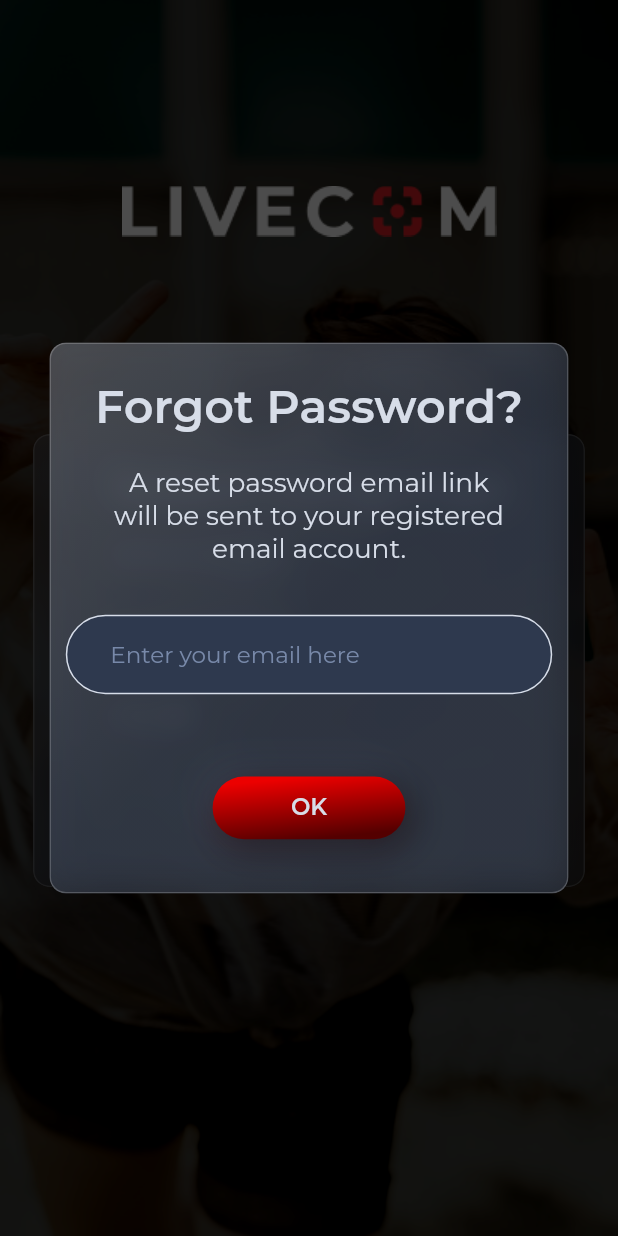
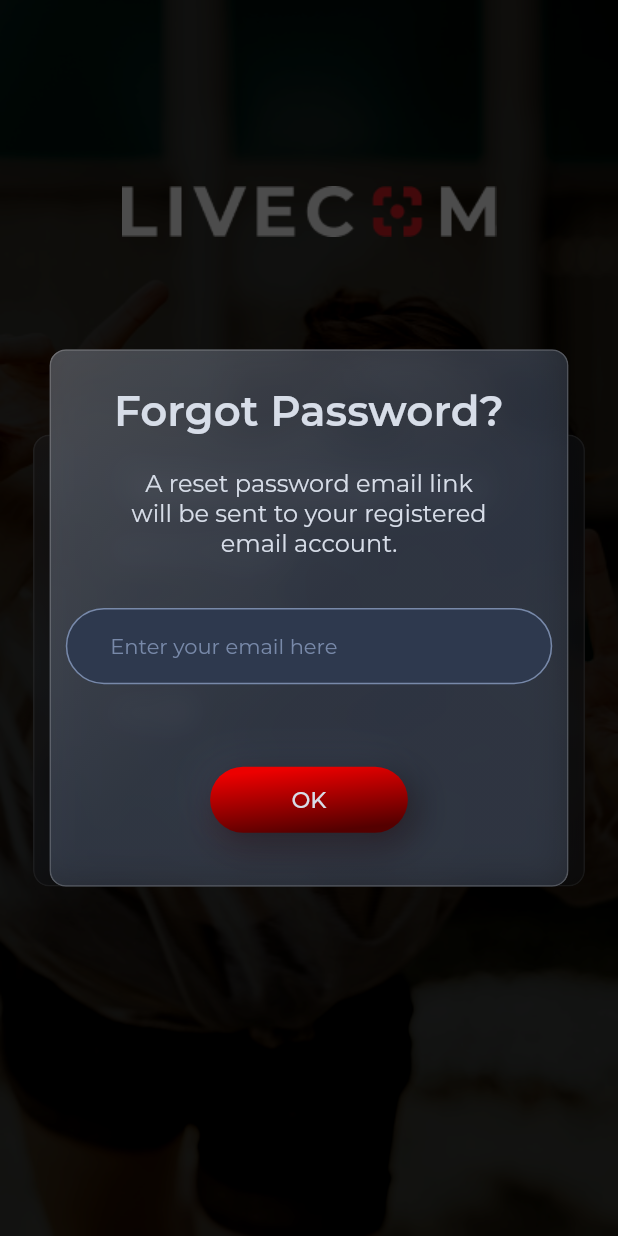
Before and after one commit to cuongtruonglevan/flutter_sample, a Flutter app: the ForgotPasswordScreen screen opened by its route, on a phone screen of 412 x 824 dp. Run offline on Flutter 3.47's test engine with Material 2 defaults, Android fonts, the light colour scheme and no system bars; our stand-ins replace equatable, flutter_bloc, flutter_platform_widgets, flutter_screenutil, flutter_svg, get and 3 more; missing offline and left inert: country_provider, http_interceptor; accounts and stored records are empty.

Commit message:
Increase font size by 1 and button size by 2 for Red buttons exclude Reload

```diff
--- a/lib/my_app.dart
+++ b/lib/my_app.dart
@@ -38,7 +38,7 @@ class MyApp extends StatelessWidget {
             },
             child: AnimatedSwitcher(
               child: ScreenUtilInit(
-                  designSize: Size(375.0, 667.0), builder: () => _child),
+                  designSize: Size(375.0, 812.0), builder: () => _child),
               switchInCurve: Curves.easeInCirc,
               switchOutCurve: Curves.easeOutCirc,
               duration: Duration(milliseconds: 250),
--- a/lib/screens/forgot_password/forgot_password_screen.dart
+++ b/lib/screens/forgot_password/forgot_password_screen.dart
@@ -45,7 +45,8 @@ class ForgotPasswordScreen extends StatelessWidget {
           alignment: Alignment.topCenter,
           children: [
             Container(
-              padding: EdgeInsets.symmetric(horizontal: 30.w).copyWith(top: 42.w),
+              padding:
+                  EdgeInsets.symmetric(horizontal: 30.w).copyWith(top: 42.w),
               child: ClipRRect(
                 borderRadius: BorderRadius.circular(10.w),
                 child: BackdropFilter(
@@ -70,7 +71,7 @@ class ForgotPasswordScreen extends StatelessWidget {
                       Text(
                         'RESET PASSWORD',
                         style: GoogleFonts.bebasNeue(
-                          fontSize: 44.sp,
+                          fontSize: 44.0,
                           fontWeight: FontWeight.w400,
                           height: 1.0,
                           color: AppColors.whiteTextColor,
@@ -81,7 +82,7 @@ class ForgotPasswordScreen extends StatelessWidget {
                         'The Reset Password link has\nbeen sent to your registerd\n email.',
                         textAlign: TextAlign.center,
                         style: GoogleFonts.montserrat(
-                          fontSize: 16.sp,
+                          fontSize: 16.0,
                           fontWeight: FontWeight.w400,
                           height: 20 / 16,
                           color: AppColors.whiteTextColor,
@@ -96,8 +97,8 @@ class ForgotPasswordScreen extends StatelessWidget {
                         child: Text(
                           'OK',
                           style: GoogleFonts.montserrat(
-                            fontSize: 14.sp,
-                            fontWeight: FontWeight.w600,
+                            fontSize: 15.0,
+                            fontWeight: FontWeight.w500,
                             height: 19.6 / 14,
                             color: AppColors.whiteTextColor,
                           ),
@@ -136,11 +137,13 @@ class ForgotPasswordScreen extends StatelessWidget {
                   child: BackdropFilter(
                     filter: ImageFilter.blur(sigmaX: 10.0, sigmaY: 10.0),
                     child: Container(
+                      padding: EdgeInsets.only(top: 14.w, right: 7.w),
                       width: 127.w,
                       height: 127.w,
                       decoration: BoxDecoration(
                         shape: BoxShape.circle,
-                        border: Border.all(color: Colors.white.withOpacity(0.2)),
+                        border:
+                            Border.all(color: Colors.white.withOpacity(0.2)),
                         gradient: AppColors.lightGreyGradient,
                       ),
                       child: Center(
@@ -190,7 +193,7 @@ class ForgotPasswordScreen extends StatelessWidget {
               Text(
                 'Forgot Password?',
                 style: GoogleFonts.montserrat(
-                  fontSize: 28.sp,
+                  fontSize: 28.0,
                   fontWeight: FontWeight.w600,
                   height: 1.0,
                   color: AppColors.whiteTextColor,
@@ -201,7 +204,7 @@ class ForgotPasswordScreen extends StatelessWidget {
                 'A reset password email link\nwill be sent to your registered\nemail account.',
                 textAlign: TextAlign.center,
                 style: GoogleFonts.montserrat(
-                  fontSize: 16.sp,
+                  fontSize: 16.0,
                   fontWeight: FontWeight.w400,
                   height: 20 / 16,
                   color: AppColors.whiteTextColor,
@@ -219,7 +222,7 @@ class ForgotPasswordScreen extends StatelessWidget {
                     textInputAction: TextInputAction.next,
                     autocorrect: false,
                     style: GoogleFonts.montserrat(
-                      fontSize: 14.sp,
+                      fontSize: 14.0,
                       fontWeight: FontWeight.w400,
                       height: 18 / 14,
                       color: AppColors.whiteColor,
@@ -241,8 +244,8 @@ class ForgotPasswordScreen extends StatelessWidget {
                   child: Text(
                     'OK',
                     style: GoogleFonts.montserrat(
-                      fontSize: 14.sp,
-                      fontWeight: FontWeight.w600,
+                      fontSize: 15.0,
+                      fontWeight: FontWeight.w500,
                       height: 19.6 / 14,
                       color: AppColors.whiteTextColor,
                     ),
--- a/lib/screens/home/home_screen.dart
+++ b/lib/screens/home/home_screen.dart
@@ -167,9 +167,6 @@ class _HomeScreenState extends State<HomeScreen> {
             Navigator.of(context).pushNamed(Routes.reload);
           },
           gradient: AppColors.redGradient,
-          child: Container(
-            padding: EdgeInsets.fromLTRB(60.w, 10.w, 60.w, 10.w),
-            alignment: Alignment.center,
           child: Text(
             'RELOAD LIVEWALLET',
             style: GoogleFonts.montserrat(
@@ -177,7 +174,6 @@ class _HomeScreenState extends State<HomeScreen> {
               fontWeight: FontWeight.w600,
               height: 22.4 / 16,
               color: AppColors.whiteTextColor,
-              ),
             ),
           ),
         ),
--- a/lib/screens/home/widgets/bottom_bar.dart
+++ b/lib/screens/home/widgets/bottom_bar.dart
@@ -27,12 +27,12 @@ class HomeBottomBar extends StatelessWidget {
         selectedItemColor: AppColors.whiteTextColor,
         unselectedItemColor: AppColors.whiteTextColor,
         selectedLabelStyle: GoogleFonts.montserrat(
-            fontSize: 10.sp,
+            fontSize: 10.0,
             fontWeight: FontWeight.w400,
             height: 1.6,
             color: AppColors.whiteTextColor),
         unselectedLabelStyle: GoogleFonts.montserrat(
-            fontSize: 10.sp,
+            fontSize: 10.0,
             fontWeight: FontWeight.w400,
             height: 1.6,
             color: AppColors.whiteTextColor),
--- a/lib/screens/language_picker/language_picker_screen.dart
+++ b/lib/screens/language_picker/language_picker_screen.dart
@@ -86,7 +86,7 @@ class LanguagePickerScreen extends StatelessWidget {
                             'Select Language',
                             textAlign: TextAlign.center,
                             style: GoogleFonts.montserrat(
-                              fontSize: 28.sp,
+                              fontSize: 28.0,
                               fontWeight: FontWeight.w600,
                               height: 1.0,
                               color: AppColors.whiteTextColor,
@@ -163,7 +163,7 @@ class LanguagePickerScreen extends StatelessWidget {
                               child: Text(
                                 'CONTINUE',
                                 style: GoogleFonts.montserrat(
-                                  fontSize: 14,
+                                  fontSize: 15,
                                   fontWeight: FontWeight.w500,
                                   height: 19.6 / 14,
                                   color: AppColors.whiteTextColor,
--- a/lib/screens/welcome/widgets/user_name_dialog.dart
+++ b/lib/screens/welcome/widgets/user_name_dialog.dart
@@ -32,7 +32,7 @@ class UserNameDialog extends StatelessWidget {
                 child: Text(
                   'Username word length is a minimum of 4 and maximum of 20 characters. No spacing or repetitive characters are allowed.\n\nMember is advised to come up with a creative and proper Username to be displayed on LiveCom. Usernames with improper, vulgar, racist or obscene wordings will be banned from usage in LiveCom.',
                   style: GoogleFonts.montserrat(
-                    fontSize: 12.0.sp,
+                    fontSize: 12.0,
                     fontWeight: FontWeight.w400,
                     height: 18 / 12.0,
                     color: AppColors.whiteTextColor,
--- a/lib/shared/app_colors.dart
+++ b/lib/shared/app_colors.dart
@@ -31,10 +31,10 @@ class AppColors {
   );
 
   static const LinearGradient greyGradient = LinearGradient(
-    begin: Alignment(0, 0),
-    end: Alignment(0, -1),
-    colors: [backgroundColor, Color(0xff2f3745)],
-    transform: GradientRotation(math.pi * 154.8 / 360),
+    begin: Alignment.topRight,
+    end: Alignment.centerRight,
+    colors: [Color(0xff2e3747), backgroundColor],
+    transform: GradientRotation(1),
   );
 
   static const LinearGradient infiniteGreyGradient = LinearGradient(
--- a/lib/shared/utils.dart
+++ b/lib/shared/utils.dart
@@ -15,7 +15,7 @@ InputDecoration getInputOutlineDecoration(String label,
     {bool showHint = true, bool showLabel = false}) {
   final _defaultBorder = OutlineInputBorder(
     borderRadius: BorderRadius.all(Radius.circular(40.w)),
-    borderSide: BorderSide(color: AppColors.whiteColor, width: 1.0),
+    borderSide: BorderSide(color: AppColors.greyColor, width: 1.0),
   );
 
   final _focusedBorder = OutlineInputBorder(
@@ -32,13 +32,13 @@ InputDecoration getInputOutlineDecoration(String label,
     labelText: showLabel ? label.toString() : null,
     hintText: showHint ? label.toString() : null,
     labelStyle: GoogleFonts.montserrat(
-      fontSize: 14.0.sp,
+      fontSize: 14.0,
       fontWeight: FontWeight.w400,
       height: 18 / 14,
       color: AppColors.greyTextColor,
     ),
     hintStyle: GoogleFonts.montserrat(
-      fontSize: 14.0.sp,
+      fontSize: 14.0,
       fontWeight: FontWeight.w400,
       height: 18 / 14,
       color: AppColors.greyTextColor,
--- a/lib/shared/widgets/app_button.dart
+++ b/lib/shared/widgets/app_button.dart
@@ -16,8 +16,8 @@ class AppButton extends StatelessWidget {
   @override
   Widget build(BuildContext context) {
     return Container(
-      width: 117.w,
-      height: 38.w,
+      width: 120.w,
+      height: 40.w,
       decoration: BoxDecoration(
         gradient: gradient,
         borderRadius: BorderRadius.circular(100.0),
```
Also changed, not shown: lib/screens/home/widgets/token_popup.dart (+6 -6 lines), lib/screens/reset_password/reset_password_screen.dart (+10 -9 lines), lib/screens/sign_in/sign_in_screen.dart (+7 -7 lines), lib/screens/sign_up/sign_up_screen.dart (+35 -20 lines), lib/screens/verify_code/verify_code_screen.dart (+38 -19 lines), lib/screens/welcome/welcome_detail_screen.dart (+85 -31 lines), lib/screens/welcome/welcome_screen.dart (+11 -11 lines). Lines whose indentation alone changed are shown as unchanged.
